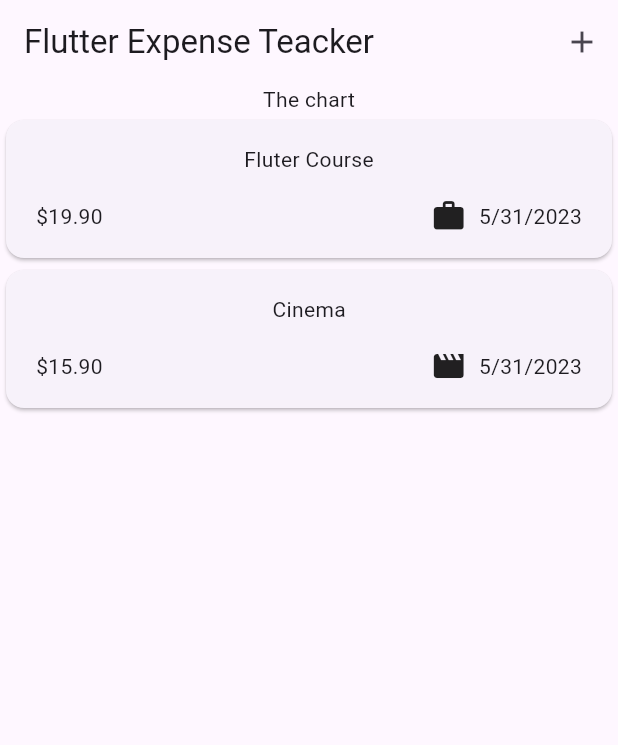
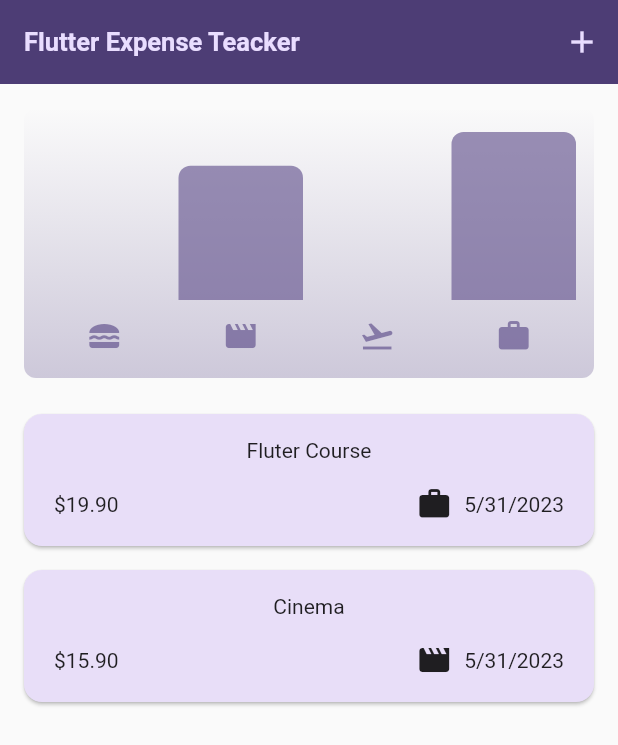
Before and after one commit to lethingochuyen39/flutter_expense_app, a Flutter app: the screen it shows after launch, on a phone screen of 412 x 824 dp. Shown: the top 745 px of the screen. Run offline on Flutter 3.47's test engine with Material 2 defaults, Android fonts, the phone set to English and light mode, and no system bars.

Commit message:
add theme

```diff
--- /dev/null
+++ b/lib/Screens/chart/chart.dart
@@ -0,0 +1,95 @@
+import 'package:expense_app/models/expense.dart';
+import 'package:flutter/material.dart';
+
+import 'chart_bar.dart';
+
+class Chart extends StatelessWidget {
+  const Chart({super.key, required this.expenses});
+
+  final List<Expense> expenses;
+
+  List<ExpensesBucket> get buckets {
+    return [
+      ExpensesBucket.forCategory(expenses, Category.food),
+      ExpensesBucket.forCategory(expenses, Category.leisure),
+      ExpensesBucket.forCategory(expenses, Category.travel),
+      ExpensesBucket.forCategory(expenses, Category.work),
+    ];
+  }
+
+  double get maxTotalExpense {
+    double maxTotalExpense = 0;
+
+    for (final bucket in buckets) {
+      if (bucket.totalExpenses > maxTotalExpense) {
+        maxTotalExpense = bucket.totalExpenses;
+      }
+    }
+
+    return maxTotalExpense;
+  }
+
+  @override
+  Widget build(BuildContext context) {
+    final isDarkMode =
+        MediaQuery.of(context).platformBrightness == Brightness.dark;
+    return Container(
+      margin: const EdgeInsets.all(16),
+      padding: const EdgeInsets.symmetric(
+        vertical: 16,
+        horizontal: 8,
+      ),
+      width: double.infinity,
+      height: 180,
+      decoration: BoxDecoration(
+        borderRadius: BorderRadius.circular(8),
+        gradient: LinearGradient(
+          colors: [
+            Theme.of(context).colorScheme.primary.withOpacity(0.3),
+            Theme.of(context).colorScheme.primary.withOpacity(0.0)
+          ],
+          begin: Alignment.bottomCenter,
+          end: Alignment.topCenter,
+        ),
+      ),
+      child: Column(
+        children: [
+          Expanded(
+            child: Row(
+              crossAxisAlignment: CrossAxisAlignment.end,
+              children: [
+                for (final bucket in buckets) // alternative to map()
+                  ChartBar(
+                    fill: bucket.totalExpenses == 0
+                        ? 0
+                        : bucket.totalExpenses / maxTotalExpense,
+                  )
+              ],
+            ),
+          ),
+          const SizedBox(height: 12),
+          Row(
+            children: buckets
+                .map(
+                  (bucket) => Expanded(
+                    child: Padding(
+                      padding: const EdgeInsets.symmetric(horizontal: 4),
+                      child: Icon(
+                        categoryIcon[bucket.category],
+                        color: isDarkMode
+                            ? Theme.of(context).colorScheme.secondary
+                            : Theme.of(context)
+                                .colorScheme
+                                .primary
+                                .withOpacity(0.7),
+                      ),
+                    ),
+                  ),
+                )
+                .toList(),
+          )
+        ],
+      ),
+    );
+  }
+}
--- /dev/null
+++ b/lib/Screens/chart/chart_bar.dart
@@ -0,0 +1,34 @@
+import 'package:flutter/material.dart';
+
+class ChartBar extends StatelessWidget {
+  const ChartBar({
+    super.key,
+    required this.fill,
+  });
+
+  final double fill;
+
+  @override
+  Widget build(BuildContext context) {
+    final isDarkMode =
+        MediaQuery.of(context).platformBrightness == Brightness.dark;
+    return Expanded(
+      child: Padding(
+        padding: const EdgeInsets.symmetric(horizontal: 4),
+        child: FractionallySizedBox(
+          heightFactor: fill,
+          child: DecoratedBox(
+            decoration: BoxDecoration(
+              shape: BoxShape.rectangle,
+              borderRadius:
+                  const BorderRadius.vertical(top: Radius.circular(8)),
+              color: isDarkMode
+                  ? Theme.of(context).colorScheme.secondary
+                  : Theme.of(context).colorScheme.primary.withOpacity(0.65),
+            ),
+          ),
+        ),
+      ),
+    );
+  }
+}
--- a/lib/Screens/expense.dart
+++ b/lib/Screens/expense.dart
@@ -2,6 +2,8 @@ import 'package:expense_app/Screens/expense_list.dart';
 import 'package:expense_app/Screens/new_expense.dart';
 import 'package:expense_app/models/expense.dart';
 import 'package:flutter/material.dart';
+
+import 'chart/chart.dart';
 
 class Expenses extends StatefulWidget {
   const Expenses({super.key});
@@ -84,7 +86,7 @@ class _ExpensesState extends State<Expenses> {
         ],
       ),
       body: Column(children: [
-        const Text('The chart'),
+        Chart(expenses: _expenses),
         //truyền cái list vào
         Expanded(
           child: mainContent,
--- a/lib/main.dart
+++ b/lib/main.dart
@@ -13,14 +13,67 @@ void main() {
   runApp(const MyApp());
 }
 
+var kColorScheme = ColorScheme.fromSeed(
+  seedColor: const Color.fromARGB(255, 96, 59, 181),
+);
+
+var kDarkColorScheme = ColorScheme.fromSeed(
+  brightness: Brightness.dark,
+  seedColor: const Color.fromARGB(255, 5, 99, 125),
+);
+
 class MyApp extends StatelessWidget {
   const MyApp({super.key});
 
   @override
   Widget build(BuildContext context) {
     return MaterialApp(
-      theme: ThemeData(useMaterial3: true),
       debugShowCheckedModeBanner: false,
+      darkTheme: ThemeData.dark().copyWith(
+        useMaterial3: true,
+        colorScheme: kDarkColorScheme,
+        cardTheme: const CardTheme().copyWith(
+          color: kDarkColorScheme.secondaryContainer,
+          margin: const EdgeInsets.symmetric(
+            horizontal: 16,
+            vertical: 8,
+          ),
+        ),
+        elevatedButtonTheme: ElevatedButtonThemeData(
+          style: ElevatedButton.styleFrom(
+            backgroundColor: kDarkColorScheme.primaryContainer,
+            foregroundColor: kDarkColorScheme.onPrimaryContainer,
+          ),
+        ),
+      ),
+      theme: ThemeData().copyWith(
+        useMaterial3: true,
+        colorScheme: kColorScheme,
+        appBarTheme: const AppBarTheme().copyWith(
+          backgroundColor: kColorScheme.onPrimaryContainer,
+          foregroundColor: kColorScheme.primaryContainer,
+        ),
+        cardTheme: const CardTheme().copyWith(
+          color: kColorScheme.secondaryContainer,
+          margin: const EdgeInsets.symmetric(
+            horizontal: 16,
+            vertical: 8,
+          ),
+        ),
+        elevatedButtonTheme: ElevatedButtonThemeData(
+          style: ElevatedButton.styleFrom(
+            backgroundColor: kColorScheme.primaryContainer,
+          ),
+        ),
+        textTheme: ThemeData().textTheme.copyWith(
+              titleLarge: TextStyle(
+                fontWeight: FontWeight.bold,
+                color: kColorScheme.onSecondaryContainer,
+                fontSize: 17,
+              ),
+            ),
+      ),
+      themeMode: ThemeMode.system, //
       home: const Expenses(),
     );
   }
--- a/lib/models/expense.dart
+++ b/lib/models/expense.dart
@@ -32,3 +32,24 @@ class Expense {
     return formatter.format(date);
   }
 }
+
+class ExpensesBucket {
+  ExpensesBucket({required this.category, required this.expenses});
+  final Category category;
+  final List<Expense> expenses;
+
+  ExpensesBucket.forCategory(
+    List<Expense> allExpenses,
+    this.category,
+  ) : expenses = allExpenses
+            .where((expense) => expense.category == category)
+            .toList();
+
+  double get totalExpenses {
+    double sum = 0;
+    for (var expense in expenses) {
+      sum += expense.amount;
+    }
+    return sum;
+  }
+}
```
